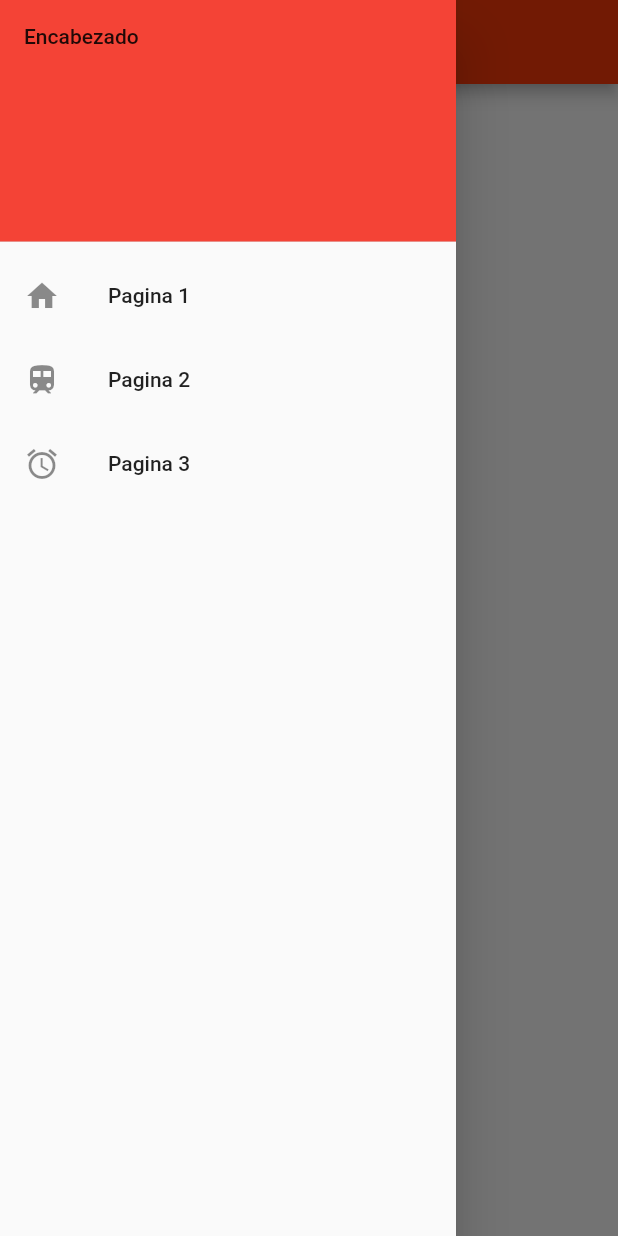
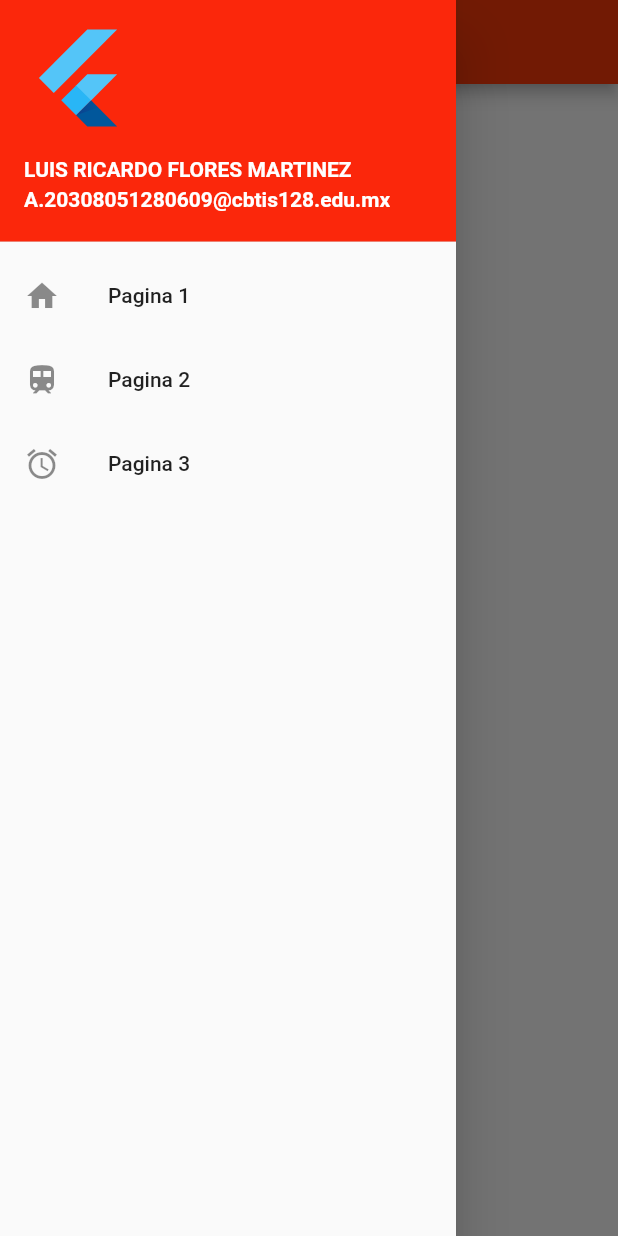
Before and after one commit to LuisRicardo2005/Drawer_p, a Flutter app: the screen it shows after launch, with the side drawer open, on a phone screen of 412 x 824 dp. Run offline on Flutter 3.47's test engine with Material 2 defaults, Android fonts, the phone set to English and light mode, and no system bars.

Commit message:
DrawerV3

```diff
--- a/lib/main.dart
+++ b/lib/main.dart
@@ -4,7 +4,7 @@ void main() => runApp(MyApp());
 
 class MyApp extends StatelessWidget {
   const MyApp({super.key});
-  static const String _title = 'Drawer flores';
+  static const String _title = 'Flores Drawer';
   // This widget is the root of your application.
   @override
   Widget build(BuildContext context) {
@@ -42,11 +42,22 @@ class _MyHomePageState extends State<MyHomePage> {
             // Important: Remove any padding from the ListView.
             padding: EdgeInsets.zero,
             children: [
-              const DrawerHeader(
-                decoration: BoxDecoration(
-                  color: Colors.red,
+              const UserAccountsDrawerHeader(
+                // <-- SEE HERE
+                decoration: BoxDecoration(color: const Color(0xfffb270b)),
+                accountName: Text(
+                  "LUIS RICARDO FLORES MARTINEZ",
+                  style: TextStyle(
+                    fontWeight: FontWeight.bold,
+                  ),
                 ),
-                child: Text('Encabezado'),
+                accountEmail: Text(
+                  "A.20308051280609@cbtis128.edu.mx",
+                  style: TextStyle(
+                    fontWeight: FontWeight.bold,
+                  ),
+                ),
+                currentAccountPicture: FlutterLogo(),
               ),
               ListTile(
                 leading: Icon(
```
